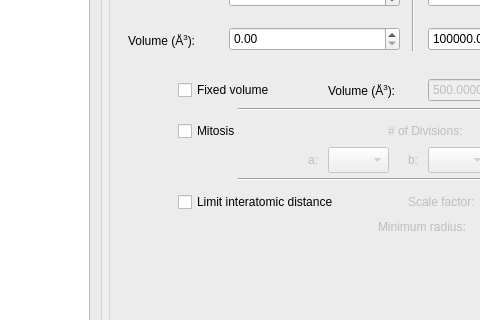
First picture: the form in src/xtalopt/ui/tab_init.ui, repository xtalopt/XtalOpt, before the edit; both pictures show x 415 to 895 and y 254 to 574 of the 1040 by 686 pixel window.
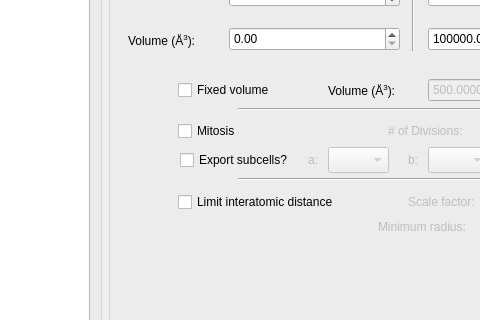
Second picture: the form after the edit.

Commit message: mitosis subcell .cml export checkbox

Diff of the .ui file:
```diff
--- a/src/xtalopt/ui/tab_init.ui
+++ b/src/xtalopt/ui/tab_init.ui
@@ -907,6 +907,22 @@
        <cstring>spin_c_min</cstring>
       </property>
      </widget>
+     <widget class="QCheckBox" name="cb_subcellPrint">
+      <property name="geometry">
+       <rect>
+        <x>72</x>
+        <y>393</y>
+        <width>121</width>
+        <height>20</height>
+       </rect>
+      </property>
+      <property name="toolTip">
+       <string>Exports the subcells for each randomly generated structure. .cml files are exported to the subdirectory 'subcells/'</string>
+      </property>
+      <property name="text">
+       <string>Export subcells?</string>
+      </property>
+     </widget>
     </widget>
    </item>
   </layout>
```
The commit also changes 3 other files.
